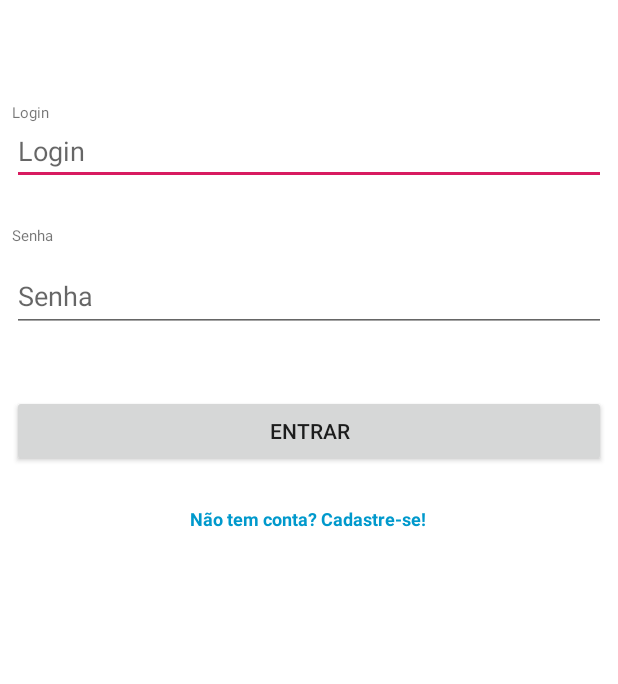
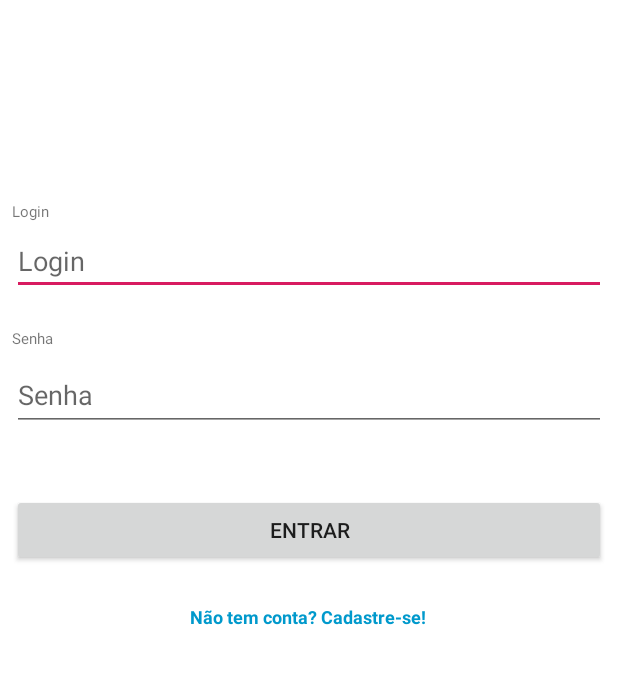
Before and after one commit to foxraf3d/MyNorthApp, an Android app: the screen it shows after launch (LoginActivity), on a phone screen of 412 x 824 dp, the part 278-962 px from its top. Run offline under Robolectric (Android 15) with nearby library versions, the phone set to English and light mode, and no system bars.

```diff
--- a/app/src/main/java/com/projetofragmento/pc_rafael/mynorthapp/CadastrarActivity.java
+++ b/app/src/main/java/com/projetofragmento/pc_rafael/mynorthapp/CadastrarActivity.java
@@ -2,6 +2,7 @@ package com.projetofragmento.pc_rafael.mynorthapp;
 
 import android.app.Application;
 import android.content.Intent;
+import android.content.SharedPreferences;
 import android.database.Cursor;
 import android.support.v7.app.AppCompatActivity;
 import android.os.Bundle;
--- a/app/src/main/java/com/projetofragmento/pc_rafael/mynorthapp/LoginActivity.java
+++ b/app/src/main/java/com/projetofragmento/pc_rafael/mynorthapp/LoginActivity.java
@@ -1,7 +1,7 @@
 package com.projetofragmento.pc_rafael.mynorthapp;
 
 import android.content.Intent;
-import android.content.IntentFilter;
+import android.content.SharedPreferences;
 import android.database.Cursor;
 import android.support.v7.app.AppCompatActivity;
 import android.os.Bundle;
@@ -12,7 +12,6 @@ import android.widget.TextView;
 import android.widget.Toast;
 
 import Controller.UsuarioController;
-import Intermediate.Util;
 
 public class LoginActivity extends AppCompatActivity {
 
@@ -22,6 +21,8 @@ public class LoginActivity extends AppCompatActivity {
     private TextView cadastrar;
     private UsuarioController crudUser;
     private static String [][] listaUser;
+    public static final String PREFS_MYNORTH = "MyPrefsMyNorth";
+    private SharedPreferences sPref;
 
     private String user;
 
@@ -36,6 +37,12 @@ public class LoginActivity extends AppCompatActivity {
         cadastrar = findViewById(R.id.txtCadastroId);
 
 
+        user = verificarUsuarioLogado();
+        if (user != null){
+            Intent intent = new Intent(LoginActivity.this, PrincipalActivity.class);
+            intent.putExtra("USUARIO", user);
+            startActivity(intent);
+        }
 
 
         entrar.setOnClickListener(new View.OnClickListener() {
@@ -48,6 +55,8 @@ public class LoginActivity extends AppCompatActivity {
 
                 boolean usuarioValido = usuarioExiste(loginString, senhaString);
                 if (usuarioValido){
+                    //Recuperando arquivo de preferencias:
+                    salvarUsuarioLogado(loginString);
                     Intent intent = new Intent(LoginActivity.this, PrincipalActivity.class);
                     intent.putExtra("USUARIO", user);
                     startActivity(intent);
@@ -66,6 +75,19 @@ public class LoginActivity extends AppCompatActivity {
         });
 
 
+    }
+
+    private String verificarUsuarioLogado() {
+        sPref = getSharedPreferences(PREFS_MYNORTH, MODE_PRIVATE);
+        String usuarioLogado = sPref.getString("loginUser", null);
+        return usuarioLogado;
+    }
+
+    private void salvarUsuarioLogado(String login) {
+        sPref = getSharedPreferences(PREFS_MYNORTH, MODE_PRIVATE);
+        SharedPreferences.Editor editor = sPref.edit();
+        editor.putString("loginUser", login);
+        editor.commit();
     }
 
     public boolean usuarioExiste(String login, String senha){
--- a/app/src/main/res/layout/activity_login.xml
+++ b/app/src/main/res/layout/activity_login.xml
@@ -21,10 +21,10 @@
         android:textSize="10sp"
         app:layout_constraintBottom_toBottomOf="parent"
         app:layout_constraintEnd_toEndOf="parent"
-        app:layout_constraintHorizontal_bias="0.0"
+        app:layout_constraintHorizontal_bias="1.0"
         app:layout_constraintStart_toStartOf="parent"
         app:layout_constraintTop_toTopOf="parent"
-        app:layout_constraintVertical_bias="0.309" />
+        app:layout_constraintVertical_bias="0.392" />
 
     <TextView
         android:id="@+id/txtSenha"
@@ -40,10 +40,10 @@
         android:textSize="10sp"
         app:layout_constraintBottom_toBottomOf="parent"
         app:layout_constraintEnd_toEndOf="parent"
-        app:layout_constraintHorizontal_bias="0.0"
+        app:layout_constraintHorizontal_bias="1.0"
         app:layout_constraintStart_toStartOf="parent"
         app:layout_constraintTop_toTopOf="parent"
-        app:layout_constraintVertical_bias="0.412" />
+        app:layout_constraintVertical_bias="0.499" />
 
     <EditText
         android:id="@+id/editLoginId"
@@ -60,10 +60,10 @@
         android:inputType="textPersonName"
         app:layout_constraintBottom_toBottomOf="parent"
         app:layout_constraintEnd_toEndOf="parent"
-        app:layout_constraintHorizontal_bias="0.0"
+        app:layout_constraintHorizontal_bias="1.0"
         app:layout_constraintStart_toStartOf="parent"
         app:layout_constraintTop_toTopOf="parent"
-        app:layout_constraintVertical_bias="0.335" />
+        app:layout_constraintVertical_bias="0.431" />
 
     <EditText
         android:id="@+id/editSenhaId"
@@ -80,10 +80,10 @@
         android:inputType="textPassword"
         app:layout_constraintBottom_toBottomOf="parent"
         app:layout_constraintEnd_toEndOf="parent"
-        app:layout_constraintHorizontal_bias="0.0"
+        app:layout_constraintHorizontal_bias="1.0"
         app:layout_constraintStart_toStartOf="parent"
         app:layout_constraintTop_toTopOf="parent"
-        app:layout_constraintVertical_bias="0.462" />
+        app:layout_constraintVertical_bias="0.549" />
 
     <Button
         android:id="@+id/btnEntrarId"
@@ -98,10 +98,10 @@
         android:text="Entrar"
         app:layout_constraintBottom_toBottomOf="parent"
         app:layout_constraintEnd_toEndOf="parent"
-        app:layout_constraintHorizontal_bias="0.0"
+        app:layout_constraintHorizontal_bias="1.0"
         app:layout_constraintStart_toStartOf="parent"
         app:layout_constraintTop_toTopOf="parent"
-        app:layout_constraintVertical_bias="0.58" />
+        app:layout_constraintVertical_bias="0.667" />
 
     <TextView
         android:id="@+id/txtCadastroId"
@@ -122,7 +122,7 @@
         app:layout_constraintHorizontal_bias="0.497"
         app:layout_constraintStart_toStartOf="parent"
         app:layout_constraintTop_toTopOf="parent"
-        app:layout_constraintVertical_bias="0.65" />
+        app:layout_constraintVertical_bias="0.733" />
 
     <ImageView
         android:id="@+id/imageView2"
```
Also changed, not shown: app/src/main/java/com/projetofragmento/pc_rafael/mynorthapp/PrincipalActivity.java (+16 -0 lines), app/src/main/res/layout/activity_principal.xml (+18 -0 lines).
